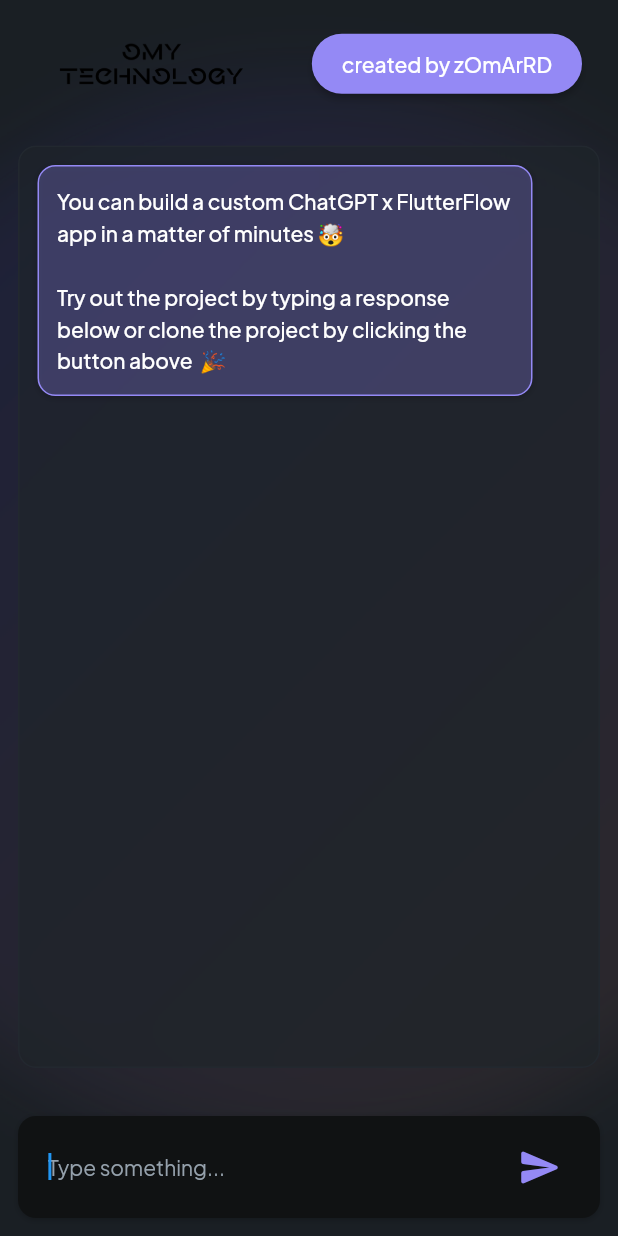
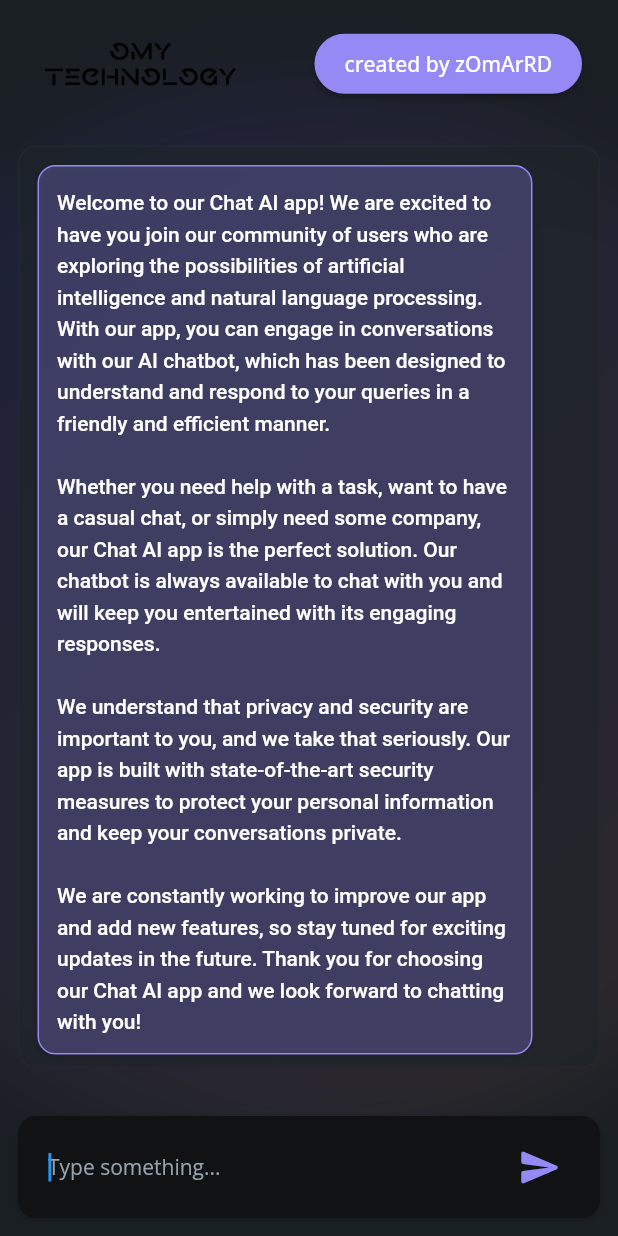
Before and after one commit to zOmArRD/OmyTechAI, a Flutter app: the GPTFlowWidget screen opened directly, on a phone screen of 412 x 824 dp. Run offline on Flutter 3.47's test engine with Material 2 defaults, Android fonts, the phone set to English and light mode, and no system bars; drawn by our look-alikes of auto_size_text; our stand-ins replace equatable, font_awesome_flutter, from_css_color, go_router, google_fonts, page_transition and 2 more; missing offline and left inert: json_path, mime_type; accounts and stored records are empty; statements that could not run were skipped.

Commit message:
Updating to latest FlutterFlow output.

```diff
--- a/lib/components/blank_list_component_widget.dart
+++ b/lib/components/blank_list_component_widget.dart
@@ -82,9 +82,9 @@ class _BlankListComponentWidgetState extends State<BlankListComponentWidget> {
                 children: [
                   SelectionArea(
                       child: AutoSizeText(
-                    'You can build a custom ChatGPT x FlutterFlow app in a matter of minutes 🤯\n\nTry out the project by typing a response below or clone the project by clicking the button above  🎉',
+                    'Welcome to our Chat AI app! We are excited to have you join our community of users who are exploring the possibilities of artificial intelligence and natural language processing. With our app, you can engage in conversations with our AI chatbot, which has been designed to understand and respond to your queries in a friendly and efficient manner.\n\nWhether you need help with a task, want to have a casual chat, or simply need some company, our Chat AI app is the perfect solution. Our chatbot is always available to chat with you and will keep you entertained with its engaging responses.\n\nWe understand that privacy and security are important to you, and we take that seriously. Our app is built with state-of-the-art security measures to protect your personal information and keep your conversations private.\n\nWe are constantly working to improve our app and add new features, so stay tuned for exciting updates in the future. Thank you for choosing our Chat AI app and we look forward to chatting with you!',
                     style: FlutterFlowTheme.of(context).subtitle1.override(
-                          fontFamily: 'Plus Jakarta Sans',
+                          fontFamily: 'Roboto',
                           color: FlutterFlowTheme.of(context).primaryBtnText,
                           fontSize: 14.0,
                           lineHeight: 1.5,
--- a/lib/pages/g_p_t_flow/g_p_t_flow_widget.dart
+++ b/lib/pages/g_p_t_flow/g_p_t_flow_widget.dart
@@ -111,7 +111,7 @@ class _GPTFlowWidgetState extends State<GPTFlowWidget> {
                                       MainAxisAlignment.spaceBetween,
                                   children: [
                                     Container(
-                                      width: 157.5,
+                                      width: 139.9,
                                       height: 61.0,
                                       child: Stack(
                                         children: [
@@ -120,7 +120,7 @@ class _GPTFlowWidgetState extends State<GPTFlowWidget> {
                                                 -0.13, 0.0),
                                             child: Image.asset(
                                               'assets/images/first_black.png',
-                                              width: 130.0,
+                                              width: 135.8,
                                               fit: BoxFit.fitHeight,
                                             ),
                                           ),
@@ -144,7 +144,7 @@ class _GPTFlowWidgetState extends State<GPTFlowWidget> {
                                         textStyle: FlutterFlowTheme.of(context)
                                             .subtitle2
                                             .override(
-                                              fontFamily: 'Plus Jakarta Sans',
+                                              fontFamily: 'Open Sans',
                                               color: Colors.white,
                                               fontSize: 14.0,
                                             ),
@@ -312,7 +312,7 @@ class _GPTFlowWidgetState extends State<GPTFlowWidget> {
                                                                                 r'''$['content']''',
                                                                               ).toString(),
                                                                               style: FlutterFlowTheme.of(context).subtitle1.override(
-                                                                                    fontFamily: 'Plus Jakarta Sans',
+                                                                                    fontFamily: 'Open Sans',
                                                                                     color: FlutterFlowTheme.of(context).primaryBtnText,
                                                                                     fontSize: 14.0,
                                                                                     lineHeight: 1.5,
@@ -368,7 +368,7 @@ class _GPTFlowWidgetState extends State<GPTFlowWidget> {
                                                                             Text(
                                                                               'Copy response',
                                                                               style: FlutterFlowTheme.of(context).bodyText1.override(
-                                                                                    fontFamily: 'Plus Jakarta Sans',
+                                                                                    fontFamily: 'Open Sans',
                                                                                     color: FlutterFlowTheme.of(context).primary30,
                                                                                     fontSize: 10.0,
                                                                                   ),
@@ -449,8 +449,11 @@ class _GPTFlowWidgetState extends State<GPTFlowWidget> {
                                                                             chatItem,
                                                                             r'''$['content']''',
                                                                           ).toString(),
-                                                                          style:
-                                                                              FlutterFlowTheme.of(context).bodyText1,
+                                                                          style: FlutterFlowTheme.of(context)
+                                                                              .bodyText1
+                                                                              .override(
+                                                                                fontFamily: 'Open Sans',
+                                                                              ),
                                                                         ),
                                                                       ],
                                                                     ),
@@ -515,7 +518,10 @@ class _GPTFlowWidgetState extends State<GPTFlowWidget> {
                                     decoration: InputDecoration(
                                       hintText: 'Type something...',
                                       hintStyle: FlutterFlowTheme.of(context)
-                                          .bodyText2,
+                                          .bodyText2
+                                          .override(
+                                            fontFamily: 'Open Sans',
+                                          ),
                                       enabledBorder: UnderlineInputBorder(
                                         borderSide: BorderSide(
                                           color: Color(0x00000000),
@@ -557,8 +563,11 @@ class _GPTFlowWidgetState extends State<GPTFlowWidget> {
                                         ),
                                       ),
                                     ),
-                                    style:
-                                        FlutterFlowTheme.of(context).bodyText1,
+                                    style: FlutterFlowTheme.of(context)
+                                        .bodyText1
+                                        .override(
+                                          fontFamily: 'Open Sans',
+                                        ),
                                     maxLines: 8,
                                     minLines: 1,
                                     keyboardType: TextInputType.multiline,
```
